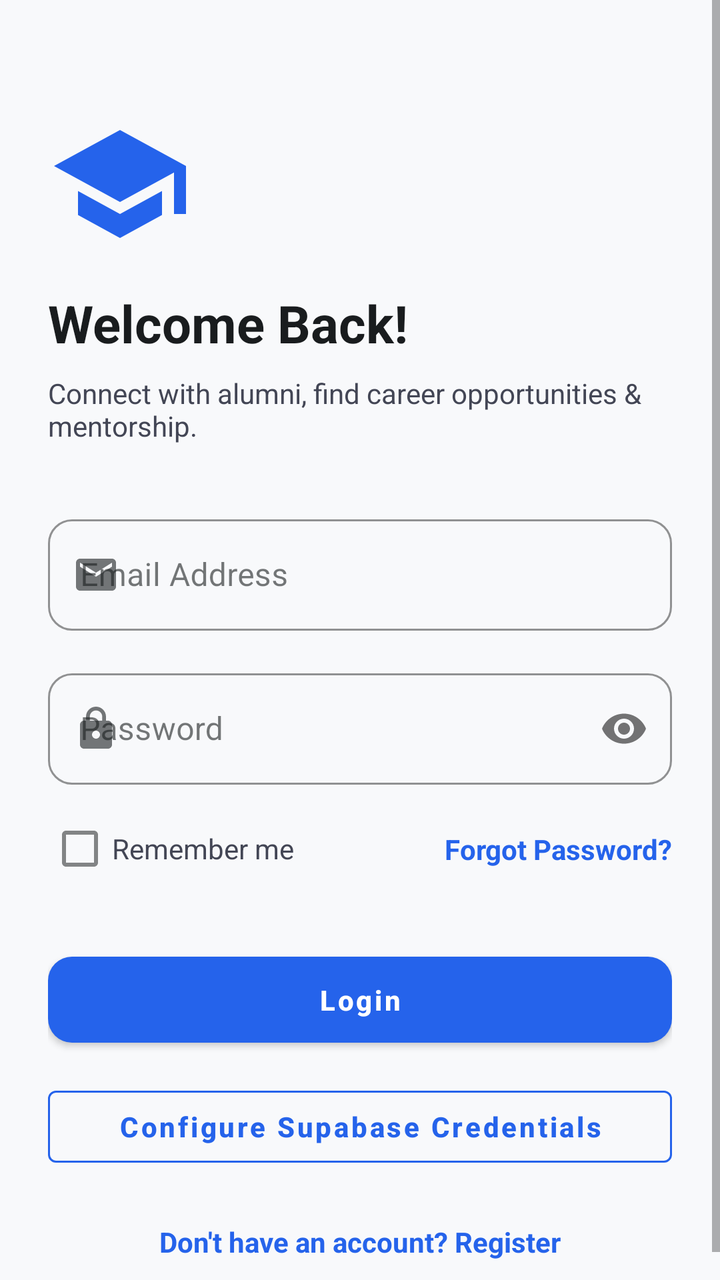
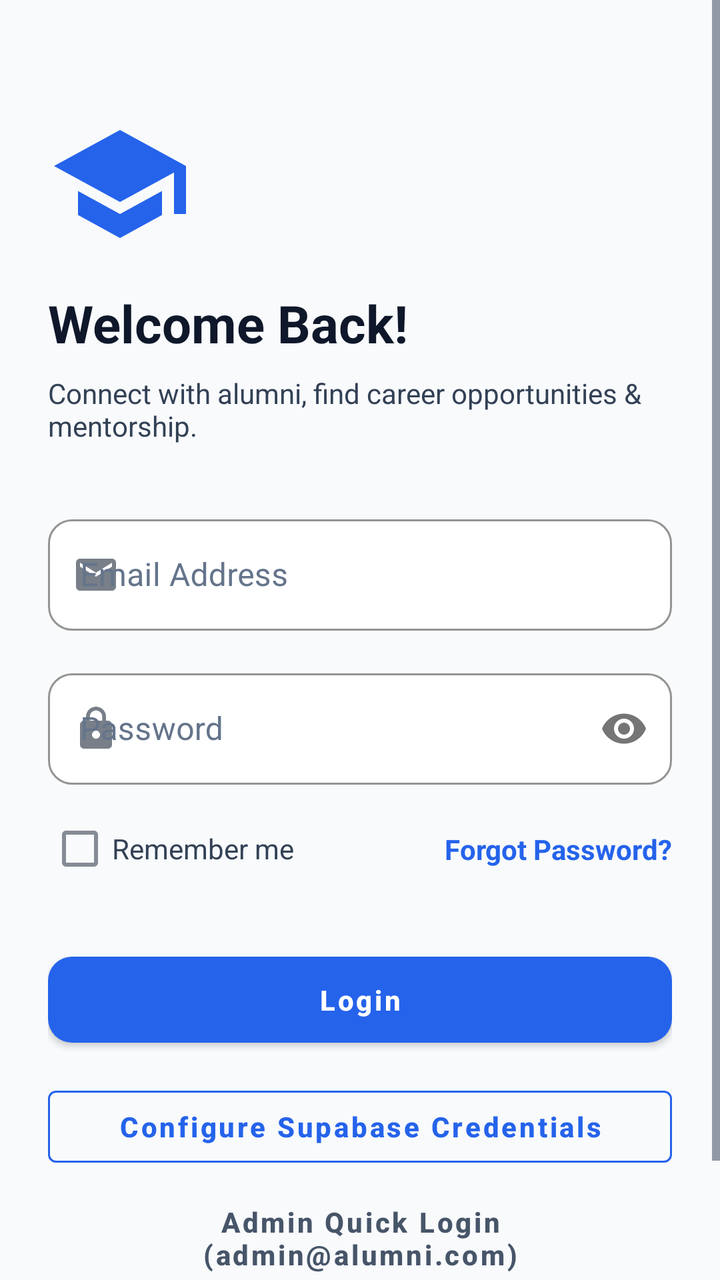

The first picture is an Android layout as it rendered before a commit; the second is the same layout after the commit. The layout source and the unified diff follow.
<!-- AndroidManifest.xml: application theme Theme.AlumniConnect -->
<!-- res/layout/fragment_login.xml -->
<?xml version="1.0" encoding="utf-8"?>
<ScrollView xmlns:android="http://schemas.android.com/apk/res/android"
    xmlns:app="http://schemas.android.com/apk/res-auto"
    android:layout_width="match_parent"
    android:layout_height="match_parent"
    android:fillViewport="true"
    android:background="@color/background">

    <androidx.constraintlayout.widget.ConstraintLayout
        android:layout_width="match_parent"
        android:layout_height="wrap_content"
        android:padding="24dp">

        <ImageView
            android:id="@+id/ivHeaderIcon"
            android:layout_width="72dp"
            android:layout_height="72dp"
            android:layout_marginTop="32dp"
            android:src="@drawable/ic_school"
            app:tint="@color/primary"
            app:layout_constraintStart_toStartOf="parent"
            app:layout_constraintTop_toTopOf="parent" />

        <TextView
            android:id="@+id/tvWelcome"
            android:layout_width="wrap_content"
            android:layout_height="wrap_content"
            android:layout_marginTop="16dp"
            android:text="@string/welcome_back"
            android:textColor="@color/on_background"
            android:textSize="26sp"
            android:textStyle="bold"
            app:layout_constraintStart_toStartOf="parent"
            app:layout_constraintTop_toBottomOf="@id/ivHeaderIcon" />

        <TextView
            android:id="@+id/tvSubtitle"
            android:layout_width="0dp"
            android:layout_height="wrap_content"
            android:layout_marginTop="8dp"
            android:text="@string/login_subtitle"
            android:textColor="@color/on_surface_variant"
            android:textSize="14sp"
            app:layout_constraintEnd_toEndOf="parent"
            app:layout_constraintStart_toStartOf="parent"
            app:layout_constraintTop_toBottomOf="@id/tvWelcome" />

        <com.google.android.material.textfield.TextInputLayout
            android:id="@+id/tilEmail"
            style="@style/Widget.AlumniConnect.TextInputLayout"
            android:layout_width="match_parent"
            android:layout_height="wrap_content"
            android:layout_marginTop="32dp"
            android:hint="@string/email"
            app:startIconDrawable="@drawable/ic_email"
            app:layout_constraintTop_toBottomOf="@id/tvSubtitle">

            <com.google.android.material.textfield.TextInputEditText
                android:id="@+id/etEmail"
                android:layout_width="match_parent"
                android:layout_height="wrap_content"
                android:inputType="textEmailAddress" />
        </com.google.android.material.textfield.TextInputLayout>

        <com.google.android.material.textfield.TextInputLayout
            android:id="@+id/tilPassword"
            style="@style/Widget.AlumniConnect.TextInputLayout"
            android:layout_width="match_parent"
            android:layout_height="wrap_content"
            android:layout_marginTop="16dp"
            android:hint="@string/password"
            app:passwordToggleEnabled="true"
            app:startIconDrawable="@drawable/ic_lock"
            app:layout_constraintTop_toBottomOf="@id/tilEmail">

            <com.google.android.material.textfield.TextInputEditText
                android:id="@+id/etPassword"
                android:layout_width="match_parent"
                android:layout_height="wrap_content"
                android:inputType="textPassword" />
        </com.google.android.material.textfield.TextInputLayout>

        <CheckBox
            android:id="@+id/cbRemember"
            android:layout_width="wrap_content"
            android:layout_height="wrap_content"
            android:layout_marginTop="8dp"
            android:text="@string/remember_me"
            android:textColor="@color/on_surface_variant"
            app:layout_constraintStart_toStartOf="parent"
            app:layout_constraintTop_toBottomOf="@id/tilPassword" />

        <TextView
            android:id="@+id/tvForgotPassword"
            android:layout_width="wrap_content"
            android:layout_height="wrap_content"
            android:text="@string/forgot_password"
            android:textColor="@color/primary"
            android:textStyle="bold"
            app:layout_constraintBottom_toBottomOf="@id/cbRemember"
            app:layout_constraintEnd_toEndOf="parent"
            app:layout_constraintTop_toTopOf="@id/cbRemember" />

        <Button
            android:id="@+id/btnLogin"
            style="@style/Widget.AlumniConnect.Button"
            android:layout_width="match_parent"
            android:layout_height="wrap_content"
            android:layout_marginTop="24dp"
            android:text="@string/login"
            app:layout_constraintTop_toBottomOf="@id/cbRemember" />

        <Button
            android:id="@+id/btnConfigSupabase"
            style="@style/Widget.MaterialComponents.Button.OutlinedButton"
            android:layout_width="match_parent"
            android:layout_height="wrap_content"
            android:layout_marginTop="12dp"
            android:text="Configure Supabase Credentials"
            android:textColor="@color/primary"
            app:strokeColor="@color/primary"
            app:layout_constraintTop_toBottomOf="@id/btnLogin" />

        <TextView
            android:id="@+id/tvRegister"
            android:layout_width="wrap_content"
            android:layout_height="wrap_content"
            android:layout_marginTop="24dp"
            android:text="@string/don_t_have_an_account_sign_up"
            android:textColor="@color/primary"
            android:textSize="14sp"
            android:textStyle="bold"
            app:layout_constraintEnd_toEndOf="parent"
            app:layout_constraintStart_toStartOf="parent"
            app:layout_constraintTop_toBottomOf="@id/btnConfigSupabase" />

        <ProgressBar
            android:id="@+id/progressBar"
            android:layout_width="wrap_content"
            android:layout_height="wrap_content"
            android:visibility="gone"
            app:layout_constraintBottom_toBottomOf="parent"
            app:layout_constraintEnd_toEndOf="parent"
            app:layout_constraintStart_toStartOf="parent"
            app:layout_constraintTop_toTopOf="parent" />

    </androidx.constraintlayout.widget.ConstraintLayout>
</ScrollView>
<!-- resources referenced by this layout -->
<resources>
  <color name="background">#F8F9FB</color>
  <color name="on_background">#191C1E</color>
  <color name="on_surface_variant">#434655</color>
  <color name="primary">#2563EB</color>
  <!-- drawable ic_school (drawable) -->
  <vector xmlns:android="http://schemas.android.com/apk/res/android"
      android:width="24dp"
      android:height="24dp"
      android:viewportWidth="24"
      android:viewportHeight="24">
    <path
        android:fillColor="#FF000000"
        android:pathData="M5,13.18v4L12,21l7,-3.82v-4L12,17l-7,-3.82zM12,3L1,9l11,6 9,-4.91V17h2V9L12,3z"/>
  </vector>
  <string name="don_t_have_an_account_sign_up">Don\'t have an account? Register</string>
  <string name="email">Email Address</string>
  <string name="forgot_password">Forgot Password?</string>
  <string name="login">Login</string>
  <string name="login_subtitle">Connect with alumni, find career opportunities &amp; mentorship.</string>
  <string name="password">Password</string>
  <string name="remember_me">Remember me</string>
  <string name="welcome_back">Welcome Back!</string>
  <style name="Widget.AlumniConnect.Button" parent="Widget.MaterialComponents.Button">
          <item name="cornerRadius">12dp</item>
          <item name="android:paddingTop">12dp</item>
          <item name="android:paddingBottom">12dp</item>
          <item name="android:textAllCaps">false</item>
          <item name="android:textStyle">bold</item>
      </style>
  <style name="Widget.AlumniConnect.TextInputLayout" parent="Widget.MaterialComponents.TextInputLayout.OutlinedBox">
          <item name="boxCornerRadiusTopStart">12dp</item>
          <item name="boxCornerRadiusTopEnd">12dp</item>
          <item name="boxCornerRadiusBottomStart">12dp</item>
          <item name="boxCornerRadiusBottomEnd">12dp</item>
          <item name="boxStrokeColor">@color/primary</item>
      </style>
  <style name="Theme.AlumniConnect" parent="Theme.MaterialComponents.DayNight.NoActionBar">
          
          <item name="colorPrimary">@color/primary</item>
          <item name="colorPrimaryVariant">@color/primary_variant</item>
          <item name="colorOnPrimary">@color/on_primary</item>
          
          
          <item name="colorSecondary">@color/secondary</item>
          <item name="colorSecondaryVariant">@color/secondary_variant</item>
          <item name="colorOnSecondary">@color/on_secondary</item>
          
          
          <item name="android:statusBarColor">@color/primary</item>
          <item name="android:windowLightStatusBar">false</item>
          
          
          <item name="android:windowBackground">@color/background</item>
          <item name="colorSurface">@color/surface</item>
          <item name="colorOnSurface">@color/on_surface</item>
  
          
          <item name="materialButtonStyle">@style/Widget.AlumniConnect.Button</item>
          <item name="textInputStyle">@style/Widget.AlumniConnect.TextInputLayout</item>
      </style>
  <color name="primary_variant">#004AC6</color>
  <color name="on_primary">#FFFFFF</color>
  <color name="secondary">#505F76</color>
  <color name="secondary_variant">#38485D</color>
  <color name="on_secondary">#FFFFFF</color>
  <color name="surface">#FFFFFF</color>
  <color name="on_surface">#191C1E</color>
  <!-- unchanged entries left out for length: 2 -->
</resources>

<!-- the commit's change to res/layout/fragment_login.xml (unified diff, before → after) -->
@@ -121,18 +121,28 @@
             app:strokeColor="@color/primary"
             app:layout_constraintTop_toBottomOf="@id/btnLogin" />
 
+        <Button
+            android:id="@+id/btnQuickAdmin"
+            style="@style/Widget.MaterialComponents.Button.TextButton"
+            android:layout_width="match_parent"
+            android:layout_height="wrap_content"
+            android:layout_marginTop="4dp"
+            android:text="Admin Quick Login (admin@alumni.com)"
+            android:textColor="@color/secondary"
+            app:layout_constraintTop_toBottomOf="@id/btnConfigSupabase" />
+
         <TextView
             android:id="@+id/tvRegister"
             android:layout_width="wrap_content"
             android:layout_height="wrap_content"
-            android:layout_marginTop="24dp"
+            android:layout_marginTop="16dp"
             android:text="@string/don_t_have_an_account_sign_up"
             android:textColor="@color/primary"
             android:textSize="14sp"
             android:textStyle="bold"
             app:layout_constraintEnd_toEndOf="parent"
             app:layout_constraintStart_toStartOf="parent"
-            app:layout_constraintTop_toBottomOf="@id/btnConfigSupabase" />
+            app:layout_constraintTop_toBottomOf="@id/btnQuickAdmin" />
 
         <ProgressBar
             android:id="@+id/progressBar"
<!-- resource entries referenced after the edit -->
@@ -1,8 +1,8 @@
 <!-- resources referenced by this layout -->
 <resources>
-  <color name="background">#F8F9FB</color>
-  <color name="on_background">#191C1E</color>
-  <color name="on_surface_variant">#434655</color>
+  <color name="background">#F8FAFC</color>
+  <color name="on_background">#0F172A</color>
+  <color name="on_surface_variant">#334155</color>
   <color name="primary">#2563EB</color>
   <!-- drawable ic_school (drawable) -->
   <vector xmlns:android="http://schemas.android.com/apk/res/android"
@@ -35,8 +35,11 @@
           <item name="boxCornerRadiusBottomStart">12dp</item>
           <item name="boxCornerRadiusBottomEnd">12dp</item>
           <item name="boxStrokeColor">@color/primary</item>
+          <item name="boxBackgroundColor">@color/surface</item>
+          <item name="hintTextColor">@color/primary</item>
+          <item name="android:textColorHint">@color/input_hint</item>
       </style>
-  <style name="Theme.AlumniConnect" parent="Theme.MaterialComponents.DayNight.NoActionBar">
+  <style name="Theme.AlumniConnect" parent="Theme.MaterialComponents.Light.NoActionBar">
           
           <item name="colorPrimary">@color/primary</item>
           <item name="colorPrimaryVariant">@color/primary_variant</item>
@@ -55,18 +58,30 @@
           <item name="android:windowBackground">@color/background</item>
           <item name="colorSurface">@color/surface</item>
           <item name="colorOnSurface">@color/on_surface</item>
+          <item name="android:textColor">@color/on_background</item>
+          <item name="android:textColorPrimary">@color/on_background</item>
+          <item name="android:textColorSecondary">@color/on_surface_variant</item>
+  
+          
+          <item name="editTextColor">@color/input_text</item>
+          <item name="android:textColorHint">@color/input_hint</item>
+  
+          
+          <item name="cardBackgroundColor">@color/surface</item>
   
           
           <item name="materialButtonStyle">@style/Widget.AlumniConnect.Button</item>
           <item name="textInputStyle">@style/Widget.AlumniConnect.TextInputLayout</item>
       </style>
-  <color name="primary_variant">#004AC6</color>
+  <color name="primary_variant">#1D4ED8</color>
   <color name="on_primary">#FFFFFF</color>
-  <color name="secondary">#505F76</color>
-  <color name="secondary_variant">#38485D</color>
+  <color name="secondary">#475569</color>
+  <color name="secondary_variant">#334155</color>
   <color name="on_secondary">#FFFFFF</color>
   <color name="surface">#FFFFFF</color>
-  <color name="on_surface">#191C1E</color>
+  <color name="input_hint">#64748B</color>
+  <color name="on_surface">#1E293B</color>
+  <color name="input_text">#0F172A</color>
   <!-- unchanged entries left out for length: 2 -->
 </resources>
 
